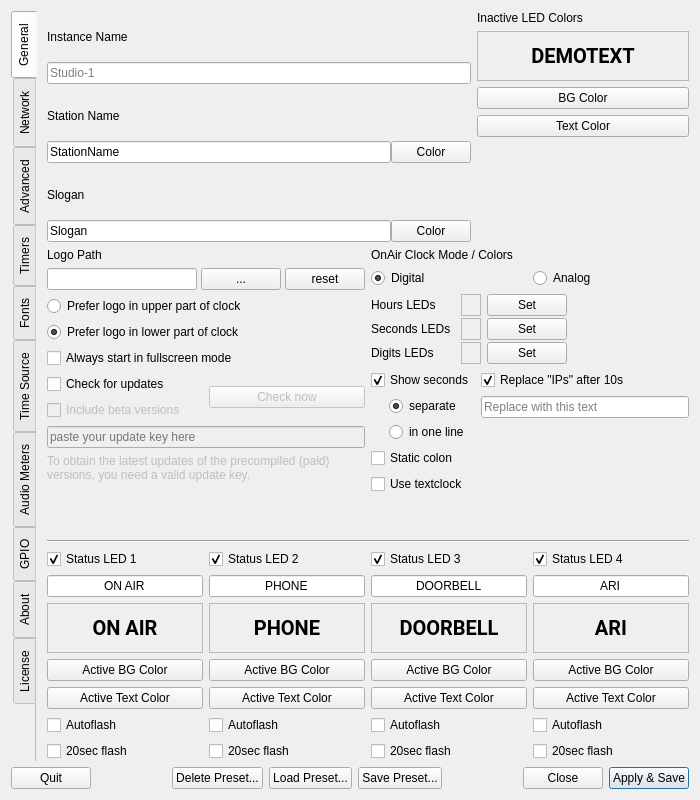
Before: the Qt Designer form settings.ui in saschaludwig/OnAirScreen, drawn with Qt 5.
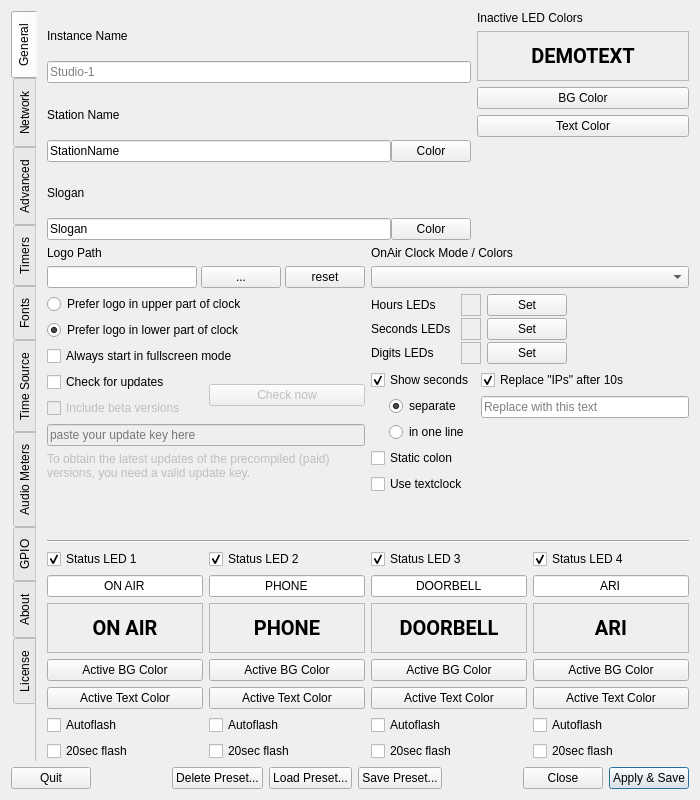
After: the same form once the commit is applied. Icons and pictures are not drawn.

Commit message:
Add analog clock faces and a dropdown for clock style.
Users can pick digital, classic analog, numbered analog, studio, and Analog 24h (smooth or ticking); Clock/digital stays in sync. Classic ticks live in analog_classic.py, and I+LRA history uses a NumPy buffer so long sessions stay cheap.

```diff
--- a/settings.ui
+++ b/settings.ui
@@ -859,31 +859,14 @@
             </widget>
            </item>
            <item>
-            <layout class="QHBoxLayout" name="horizontalLayout_9">
-             <item>
-              <widget class="QRadioButton" name="clockDigital">
-               <property name="text">
-                <string>Digital</string>
-               </property>
-               <property name="checked">
-                <bool>true</bool>
-               </property>
-               <attribute name="buttonGroup">
-                <string notr="true">buttonGroup_clock_mode</string>
-               </attribute>
-              </widget>
-             </item>
-             <item>
-              <widget class="QRadioButton" name="clockAnalog">
-               <property name="text">
-                <string>Analog</string>
-               </property>
-               <attribute name="buttonGroup">
-                <string notr="true">buttonGroup_clock_mode</string>
-               </attribute>
-              </widget>
-             </item>
-            </layout>
+            <widget class="QComboBox" name="clockFace">
+             <property name="sizePolicy">
+              <sizepolicy hsizetype="Expanding" vsizetype="Fixed">
+               <horstretch>0</horstretch>
+               <verstretch>0</verstretch>
+              </sizepolicy>
+             </property>
+            </widget>
            </item>
            <item>
             <layout class="QFormLayout" name="digitalClockColorForm">
```
Left out of the diff: 100 changed lines with no effect on the pictures. The commit also changes 22 other files.
